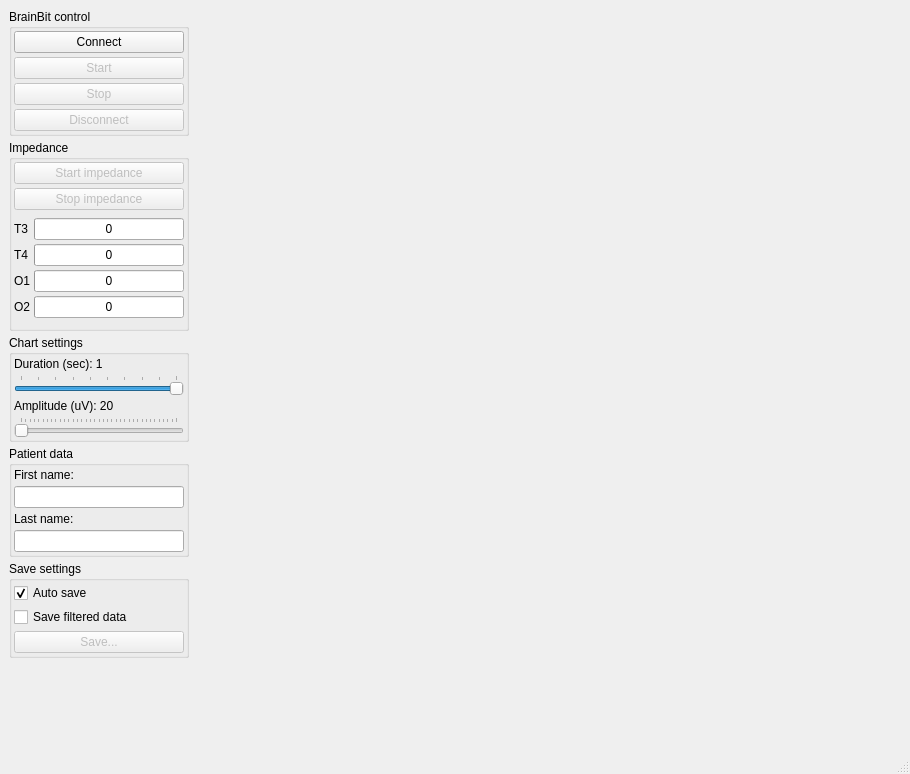
This is UI/mainwindow.ui in ZarkSPb/BB_Python as Qt 5 draws it before an edit. The edited form follows.
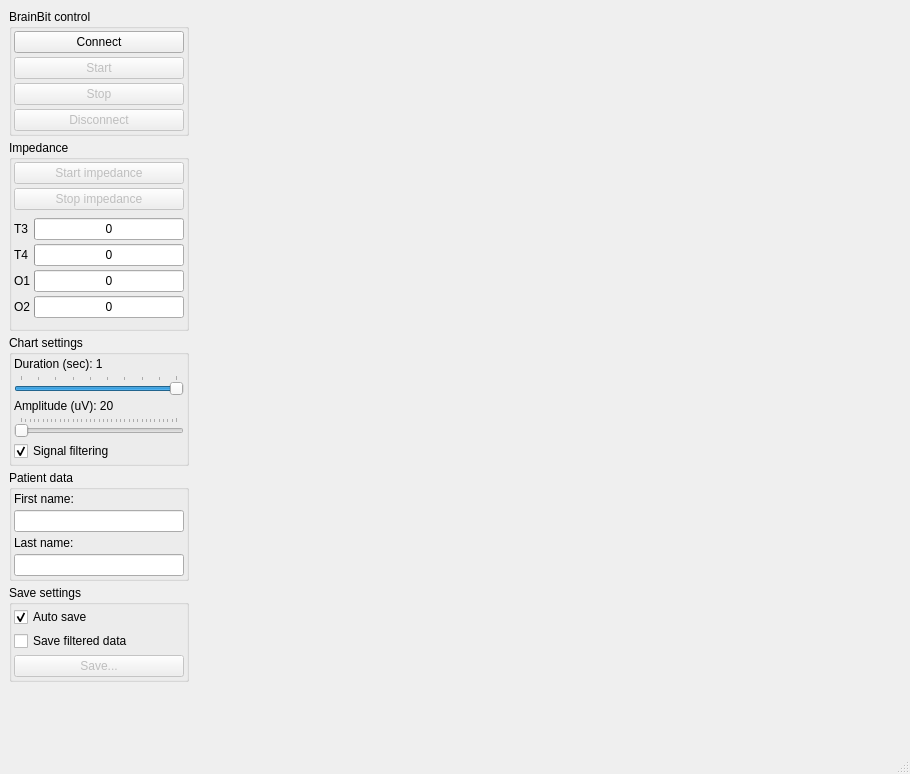
This is the edited form.

Commit message: Filtering checkbox for chart

```diff
--- a/UI/mainwindow.ui
+++ b/UI/mainwindow.ui
@@ -465,6 +465,16 @@
             </property>
            </widget>
           </item>
+          <item>
+           <widget class="QCheckBox" name="CheckBoxFilterChart">
+            <property name="text">
+             <string>Signal filtering</string>
+            </property>
+            <property name="checked">
+             <bool>true</bool>
+            </property>
+           </widget>
+          </item>
          </layout>
         </widget>
        </item>
```
Left out of the diff: 16 changed lines with no effect on the pictures. The commit also changes 2 other files.
